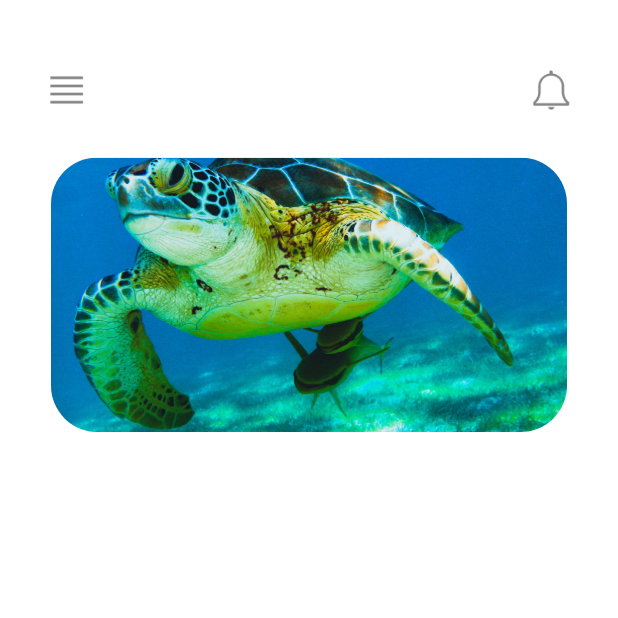
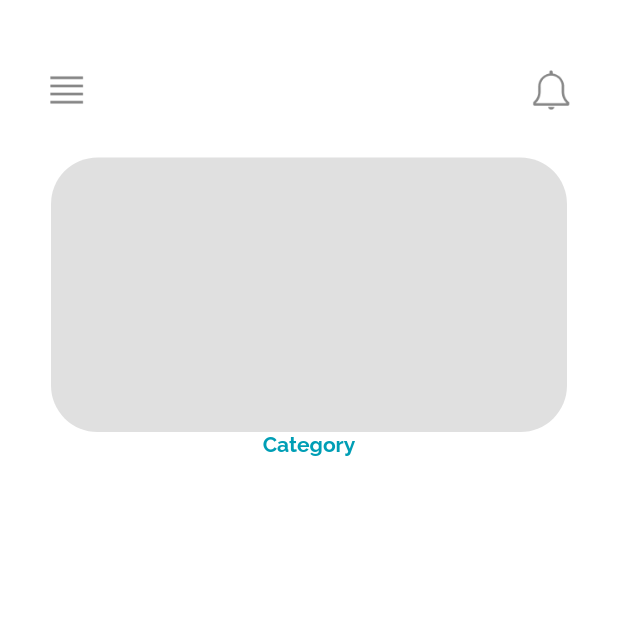
Before and after one commit to TeepaponChoak/Oceanpal, a Flutter app: the Mainpage screen opened directly, on a phone screen of 412 x 824 dp, the top half of it. Run offline on Flutter 3.47's test engine with Material 2 defaults, Android fonts, the phone set to English and light mode, and no system bars.

Commit message:
Add text

```diff
--- a/lib/home.dart
+++ b/lib/home.dart
@@ -61,13 +61,22 @@ class Mainpage extends StatelessWidget {
                 topLeft: Radius.circular(31),
                 topRight: Radius.circular(31),
               ),
-              image: DecorationImage(
+              /*image: DecorationImage(
                 image: AssetImage('assets/turtle.jpg'),
                 fit: BoxFit.cover,
+              ),*/
+            ),
+          ),
+          Container(
+            child: Text(
+              'Category',
+              style: TextStyle(
+                color: Color.fromRGBO(0, 158, 181, 1),
+                fontFamily: 'Raleway',
+                fontWeight: FontWeight.bold,
               ),
             ),
           ),
-
           // Other widgets in the column
           // ...
         ],
```
